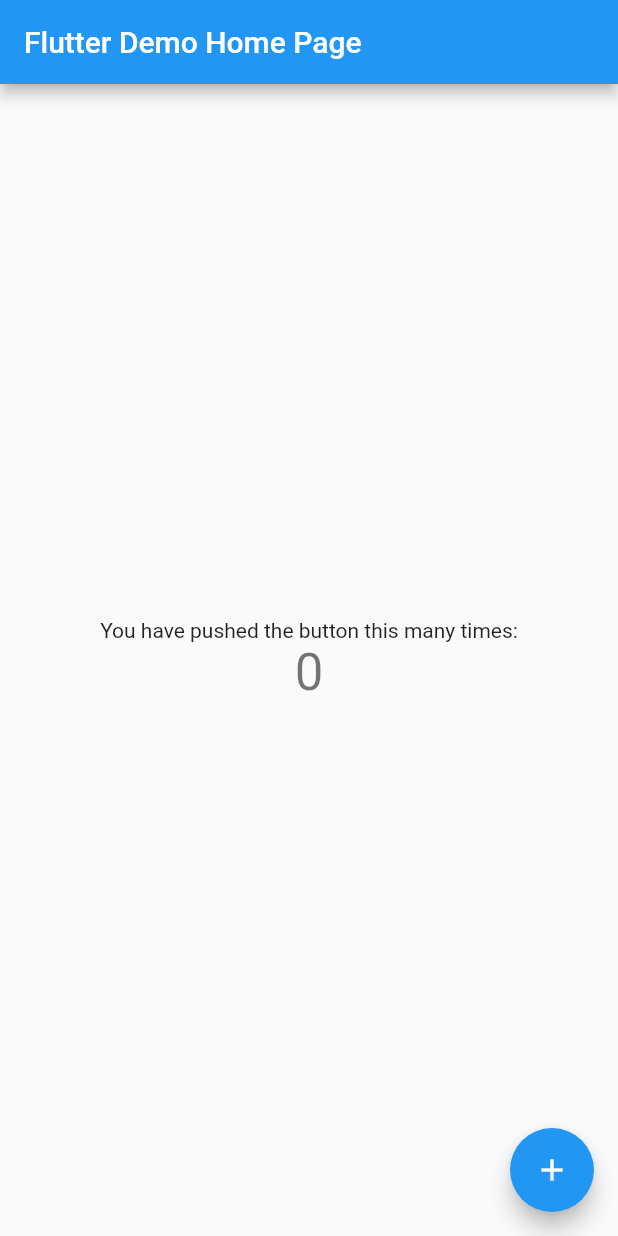
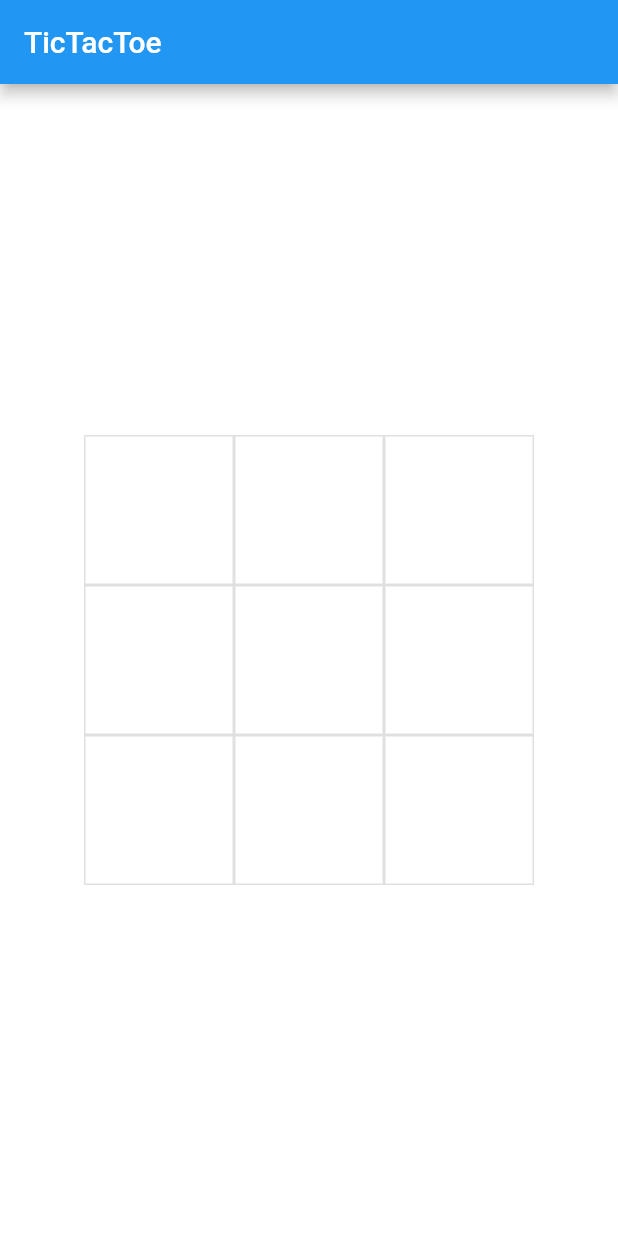
Before and after one commit to simplesoft-duongdt3/tictactoe_flutter, a Flutter app: the screen it shows after launch, on a phone screen of 412 x 824 dp. Run offline on Flutter 3.47's test engine with Material 2 defaults, Android fonts, the phone set to English and light mode, and no system bars; our stand-ins replace bloc, flutter_bloc.

Commit message:
add logic for tictactoe game

```diff
--- a/tictactoe_flutter/lib/main.dart
+++ b/tictactoe_flutter/lib/main.dart
@@ -1,4 +1,6 @@
 import 'package:flutter/material.dart';
+
+import 'tictactoe/ui/tictactoe_widget.dart';
 
 void main() {
   runApp(MyApp());
@@ -8,58 +10,11 @@ class MyApp extends StatelessWidget {
   @override
   Widget build(BuildContext context) {
     return MaterialApp(
-      title: 'Flutter Demo',
+      title: 'TicTacToe',
       theme: ThemeData(
         primarySwatch: Colors.blue,
       ),
-      home: MyHomePage(title: 'Flutter Demo Home Page'),
+      home: TicTacToeWiget(),
     );
   }
 }
-
-class MyHomePage extends StatefulWidget {
-  MyHomePage({Key? key, required this.title}) : super(key: key);
-
-  final String title;
-
-  @override
-  _MyHomePageState createState() => _MyHomePageState();
-}
-
-class _MyHomePageState extends State<MyHomePage> {
-  int _counter = 0;
-
-  void _incrementCounter() {
-    setState(() {
-      _counter++;
-    });
-  }
-
-  @override
-  Widget build(BuildContext context) {
-    return Scaffold(
-      appBar: AppBar(
-        title: Text(widget.title),
-      ),
-      body: Center(
-        child: Column(
-          mainAxisAlignment: MainAxisAlignment.center,
-          children: <Widget>[
-            Text(
-              'You have pushed the button this many times:',
-            ),
-            Text(
-              '$_counter',
-              style: Theme.of(context).textTheme.headline4,
-            ),
-          ],
-        ),
-      ),
-      floatingActionButton: FloatingActionButton(
-        onPressed: _incrementCounter,
-        tooltip: 'Increment',
-        child: Icon(Icons.add),
-      ), // This trailing comma makes auto-formatting nicer for build methods.
-    );
-  }
-}
--- /dev/null
+++ b/tictactoe_flutter/lib/tictactoe/logic/bloc/tictactoe_bloc.dart
@@ -0,0 +1,39 @@
+import 'dart:async';
+
+import 'package:bloc/bloc.dart';
+import 'package:meta/meta.dart';
+import 'package:tictactoe_flutter/tictactoe/logic/manager/tictactoe_manager.dart';
+
+part 'tictactoe_event.dart';
+part 'tictactoe_state.dart';
+
+class TictactoeBloc extends Bloc<TictactoeEvent, TictactoeState> {
+  TicTacToeManager _ticTacToeManager;
+
+  TictactoeBloc(this._ticTacToeManager)
+      : super(TictactoeState(_ticTacToeManager.getBoard()));
+
+  @override
+  Stream<TictactoeState> mapEventToState(
+    TictactoeEvent event,
+  ) async* {
+    if (event is TictactoePlayerEvent) {
+      yield* _handleTictactoePlayerEvent(event);
+    } else if (event is TictactoeResetGameEvent) {
+      yield* _handleTictactoeResetGameEvent();
+    }
+  }
+
+  Stream<TictactoeState> _handleTictactoePlayerEvent(
+      TictactoePlayerEvent event) async* {
+    _ticTacToeManager.play(event.idCell);
+    Board board = _ticTacToeManager.getBoard();
+    yield TictactoeState(board);
+  }
+
+  Stream<TictactoeState> _handleTictactoeResetGameEvent() async* {
+    _ticTacToeManager.resetGame();
+    Board board = _ticTacToeManager.getBoard();
+    yield TictactoeState(board);
+  }
+}
--- /dev/null
+++ b/tictactoe_flutter/lib/tictactoe/logic/bloc/tictactoe_event.dart
@@ -0,0 +1,14 @@
+part of 'tictactoe_bloc.dart';
+
+@immutable
+abstract class TictactoeEvent {}
+
+class TictactoePlayerEvent extends TictactoeEvent {
+  final int idCell;
+
+  TictactoePlayerEvent(this.idCell) : super();
+}
+
+class TictactoeResetGameEvent extends TictactoeEvent {
+  TictactoeResetGameEvent() : super();
+}
--- /dev/null
+++ b/tictactoe_flutter/lib/tictactoe/logic/bloc/tictactoe_state.dart
@@ -0,0 +1,8 @@
+part of 'tictactoe_bloc.dart';
+
+@immutable
+class TictactoeState {
+  final Board board;
+
+  TictactoeState(this.board);
+}
--- /dev/null
+++ b/tictactoe_flutter/lib/tictactoe/logic/manager/tictactoe_manager.dart
@@ -0,0 +1,162 @@
+class TicTacToeManager {
+  List<List<int>> _board =
+      List<List<int>>.generate(3, (_) => [0, 0, 0], growable: false);
+  Player _currentPlayer = Player.NoOne;
+
+  void play(int idCell) {
+    int row = idCell ~/ 10;
+    int col = idCell % 10;
+    if (_board[row][col] == 0) {
+      Player nextPlayer = Player.Player1;
+      if (_currentPlayer == Player.Player1) {
+        nextPlayer = Player.Player2;
+      } else {
+        nextPlayer = Player.Player1;
+      }
+
+      int cellValue = 1;
+      if (nextPlayer == Player.Player2) {
+        cellValue = 2;
+      }
+
+      _board[row][col] = cellValue;
+      _currentPlayer = nextPlayer;
+    }
+  }
+
+  Board getBoard() {
+    List<BoardCell> boardCells = [
+      _buildBoardCell(0, _board[0][0]),
+      _buildBoardCell(1, _board[0][1]),
+      _buildBoardCell(2, _board[0][2]),
+      _buildBoardCell(10, _board[1][0]),
+      _buildBoardCell(11, _board[1][1]),
+      _buildBoardCell(12, _board[1][2]),
+      _buildBoardCell(20, _board[2][0]),
+      _buildBoardCell(21, _board[2][1]),
+      _buildBoardCell(22, _board[2][2]),
+    ];
+    Winner currentWinner = findWinner();
+    Player nextPlayer = Player.Player1;
+    if (_currentPlayer == Player.Player1) {
+      nextPlayer = Player.Player2;
+    } else {
+      nextPlayer = Player.Player1;
+    }
+    return Board(boardCells, currentWinner, nextPlayer);
+  }
+
+  bool _checkHaveEmptyCell() {
+    bool isHaveEmptyCell = false;
+    for (int i = 0; i < 3; i++) {
+      for (int j = 0; j < 3; j++) {
+        if (_board[i][j] == 0) {
+          isHaveEmptyCell = true;
+          break;
+        }
+      }
+
+      if (isHaveEmptyCell) {
+        break;
+      }
+    }
+    return isHaveEmptyCell;
+  }
+
+  Winner findWinner() {
+    int winner = 0;
+    if (_board[0][0] == _board[0][1] &&
+        _board[0][0] == _board[0][2] &&
+        _board[0][0] != 0) {
+      winner = _board[0][0];
+    } else if (_board[1][0] == _board[1][1] &&
+        _board[1][0] == _board[1][2] &&
+        _board[1][0] != 0) {
+      winner = _board[1][0];
+    } else if (_board[2][0] == _board[2][1] &&
+        _board[2][0] == _board[2][2] &&
+        _board[2][0] != 0) {
+      winner = _board[2][0];
+    } else if (_board[0][0] == _board[1][0] &&
+        _board[0][0] == _board[2][0] &&
+        _board[0][0] != 0) {
+      winner = _board[0][0];
+    } else if (_board[0][1] == _board[1][1] &&
+        _board[0][1] == _board[2][1] &&
+        _board[0][1] != 0) {
+      winner = _board[0][1];
+    } else if (_board[0][2] == _board[1][2] &&
+        _board[0][2] == _board[2][2] &&
+        _board[0][2] != 0) {
+      winner = _board[0][2];
+    } else if (_board[0][0] == _board[1][1] &&
+        _board[0][0] == _board[2][2] &&
+        _board[0][0] != 0) {
+      winner = _board[0][0];
+    } else if (_board[2][0] == _board[1][1] &&
+        _board[2][0] == _board[0][2] &&
+        _board[2][0] != 0) {
+      winner = _board[2][0];
+    }
+
+    if (winner == 0) {
+      bool isHaveEmptyCell = _checkHaveEmptyCell();
+      if (!isHaveEmptyCell) {
+        winner = 3;
+      }
+    }
+
+    if (winner == 0) {
+      return Winner.NoOne;
+    } else if (winner == 1) {
+      return Winner.Player1;
+    } else if (winner == 2) {
+      return Winner.Player2;
+    } else {
+      return Winner.Draw;
+    }
+  }
+
+  BoardCell _buildBoardCell(int id, int boardCellValue) {
+    Player player = Player.NoOne;
+    if (boardCellValue == 1) {
+      player = Player.Player1;
+    } else if (boardCellValue == 2) {
+      player = Player.Player2;
+    }
+
+    return BoardCell(
+      id,
+      player,
+    );
+  }
+
+  void resetGame() {
+    _board = List<List<int>>.generate(3, (_) => [0, 0, 0], growable: false);
+    _currentPlayer = Player.NoOne;
+  }
+}
+
+enum Winner {
+  Player1,
+  Player2,
+  NoOne,
+  Draw,
+}
+
+enum Player { Player1, Player2, NoOne }
+
+class Board {
+  final List<BoardCell> boardCells;
+  final Winner currentWinner;
+  final Player nextPlayer;
+
+  Board(this.boardCells, this.currentWinner, this.nextPlayer);
+}
+
+class BoardCell {
+  final int id;
+  final Player player;
+
+  BoardCell(this.id, this.player);
+}
--- /dev/null
+++ b/tictactoe_flutter/lib/tictactoe/ui/tictactoe_widget.dart
@@ -0,0 +1,204 @@
+import 'package:flutter/material.dart';
+import 'package:flutter_bloc/flutter_bloc.dart';
+import 'package:tictactoe_flutter/tictactoe/logic/bloc/tictactoe_bloc.dart';
+import 'package:tictactoe_flutter/tictactoe/logic/manager/tictactoe_manager.dart';
+
+class TicTacToeWiget extends StatelessWidget {
+  const TicTacToeWiget({Key? key}) : super(key: key);
+
+  @override
+  Widget build(BuildContext context) {
+    return Scaffold(
+      backgroundColor: Colors.white,
+      appBar: AppBar(
+        title: Text("TicTacToe"),
+      ),
+      body: BlocProvider(
+        create: (context) => TictactoeBloc(TicTacToeManager()),
+        child: _buildBoard(),
+      ),
+    );
+  }
+
+  Widget _buildBoard() {
+    return BlocBuilder<TictactoeBloc, TictactoeState>(
+      builder: (context, state) {
+        return Builder(builder: (context) {
+          return Center(
+            child: _buildBoardCells(context, state),
+          );
+        });
+      },
+    );
+  }
+
+  Widget _buildBoardCells(BuildContext context, TictactoeState state) {
+    Widget playerWin = Container();
+    var winner = state.board.currentWinner;
+    bool isGameDone = winner != Winner.NoOne;
+    if (isGameDone) {
+      if (winner == Winner.Player1) {
+        playerWin = Text(
+          "Player 1 win!",
+          style: TextStyle(
+            fontSize: 45,
+            color: Colors.red,
+          ),
+        );
+      } else if (winner == Winner.Player2) {
+        playerWin = Text(
+          "Player 2 win!",
+          style: TextStyle(
+            fontSize: 45,
+            color: Colors.green,
+          ),
+        );
+      } else if (winner == Winner.Draw) {
+        playerWin = Text(
+          "Draw!",
+          style: TextStyle(
+            fontSize: 45,
+            color: Colors.brown,
+          ),
+        );
+      }
+    }
+
+    Widget resetGameBt = Container();
+    if (state.board.currentWinner != Winner.NoOne) {
+      resetGameBt = TextButton(
+        onPressed: () {
+          BlocProvider.of<TictactoeBloc>(context)
+              .add(TictactoeResetGameEvent());
+        },
+        child: Text(
+          "Reset game",
+          style: TextStyle(
+            fontSize: 20,
+            color: Colors.blue,
+          ),
+        ),
+      );
+    }
+
+    return Column(
+      mainAxisSize: MainAxisSize.min,
+      crossAxisAlignment: CrossAxisAlignment.center,
+      children: [
+        playerWin,
+        SizedBox(
+          height: 16,
+        ),
+        Row(
+          mainAxisSize: MainAxisSize.min,
+          children: [
+            _buidBoardCell(context, state.board.boardCells[0],
+                state.board.nextPlayer, isGameDone),
+            _buidBoardCell(context, state.board.boardCells[1],
+                state.board.nextPlayer, isGameDone),
+            _buidBoardCell(context, state.board.boardCells[2],
+                state.board.nextPlayer, isGameDone),
+          ],
+        ),
+        Row(
+          mainAxisSize: MainAxisSize.min,
+          children: [
+            _buidBoardCell(context, state.board.boardCells[3],
+                state.board.nextPlayer, isGameDone),
+            _buidBoardCell(context, state.board.boardCells[4],
+                state.board.nextPlayer, isGameDone),
+            _buidBoardCell(context, state.board.boardCells[5],
+                state.board.nextPlayer, isGameDone),
+          ],
+        ),
+        Row(
+          mainAxisSize: MainAxisSize.min,
+          children: [
+            _buidBoardCell(context, state.board.boardCells[6],
+                state.board.nextPlayer, isGameDone),
+            _buidBoardCell(context, state.board.boardCells[7],
+                state.board.nextPlayer, isGameDone),
+            _buidBoardCell(context, state.board.boardCells[8],
+                state.board.nextPlayer, isGameDone),
+          ],
+        ),
+        SizedBox(
+          height: 16,
+        ),
+        resetGameBt,
+      ],
+    );
+  }
+
+  Widget _buidBoardCell(
+    BuildContext context,
+    BoardCell boardCell,
+    Player nextPlayer,
+    bool isGameDone,
+  ) {
+    Player player = boardCell.player;
+    int idCell = boardCell.id;
+
+    Widget btPlayer1 = Icon(
+      Icons.close,
+      color: Colors.red,
+      size: 70,
+    );
+
+    Widget btPlayer2 = Icon(
+      Icons.circle_outlined,
+      color: Colors.green,
+      size: 60,
+    );
+
+    IconButton btPlayerNoOneNext1 = IconButton(
+      onPressed: () {
+        if (!isGameDone) {
+          BlocProvider.of<TictactoeBloc>(context)
+              .add(TictactoePlayerEvent(idCell));
+        }
+      },
+      icon: Icon(
+        Icons.close,
+        color: Colors.white,
+        size: 60,
+      ),
+    );
+
+    IconButton btPlayerNoOneNext2 = IconButton(
+      onPressed: () {
+        if (!isGameDone) {
+          BlocProvider.of<TictactoeBloc>(context)
+              .add(TictactoePlayerEvent(idCell));
+        }
+      },
+      icon: Icon(
+        Icons.circle_outlined,
+        color: Colors.white,
+        size: 60,
+      ),
+    );
+
+    Widget? btCell;
+    if (player == Player.Player1) {
+      btCell = btPlayer1;
+    } else if (player == Player.Player2) {
+      btCell = btPlayer2;
+    } else {
+      if (nextPlayer == Player.Player1) {
+        btCell = btPlayerNoOneNext1;
+      } else {
+        btCell = btPlayerNoOneNext2;
+      }
+    }
+
+    return Container(
+      width: 100,
+      height: 100,
+      decoration: BoxDecoration(
+        border: Border.all(width: 1.0, color: Colors.grey.shade300),
+      ),
+      child: btCell,
+    );
+  }
+}
--- a/tictactoe_flutter/pubspec.yaml
+++ b/tictactoe_flutter/pubspec.yaml
@@ -23,6 +23,7 @@ environment:
 dependencies:
   flutter:
     sdk: flutter
+  flutter_bloc: ^7.0.0
 
 
   # The following adds the Cupertino Icons font to your application.
```
Also changed, not shown: tictactoe_flutter/pubspec.lock.
